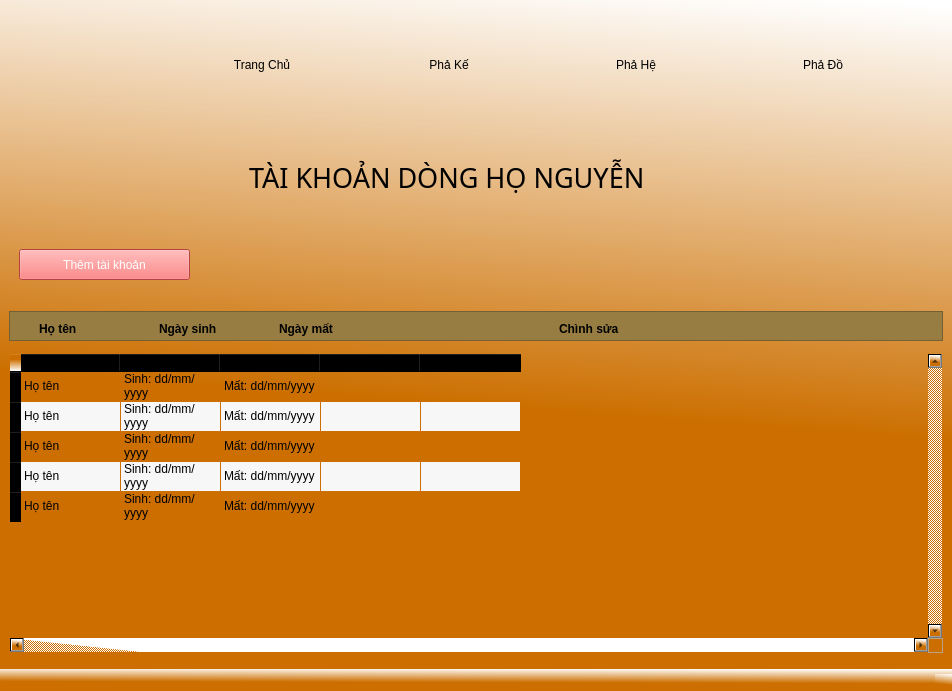
This is tai_khoan_dong_ho.ui in haintvietnam/project as Qt 5 draws it before an edit. The edited form follows.
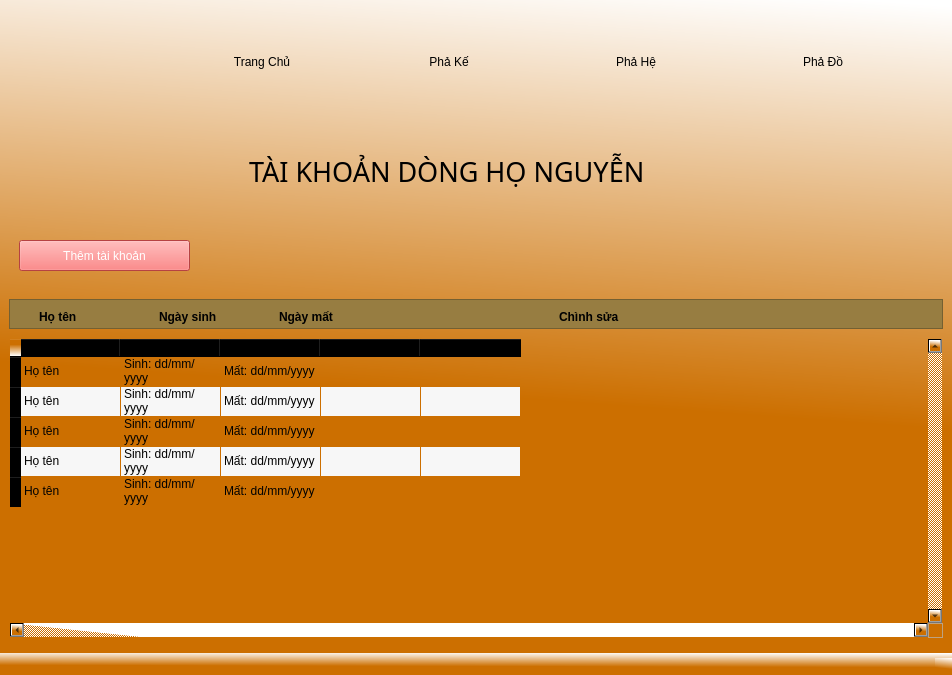
This is the edited form. Icons and pictures are not drawn.

What changed in the file:
```diff
--- a/tai_khoan_dong_ho.ui
+++ b/tai_khoan_dong_ho.ui
@@ -7,7 +7,7 @@
     <x>0</x>
     <y>0</y>
     <width>952</width>
-    <height>691</height>
+    <height>675</height>
    </rect>
   </property>
   <property name="windowTitle">
```
Left out of the diff: 2 changed lines with no effect on the pictures.
